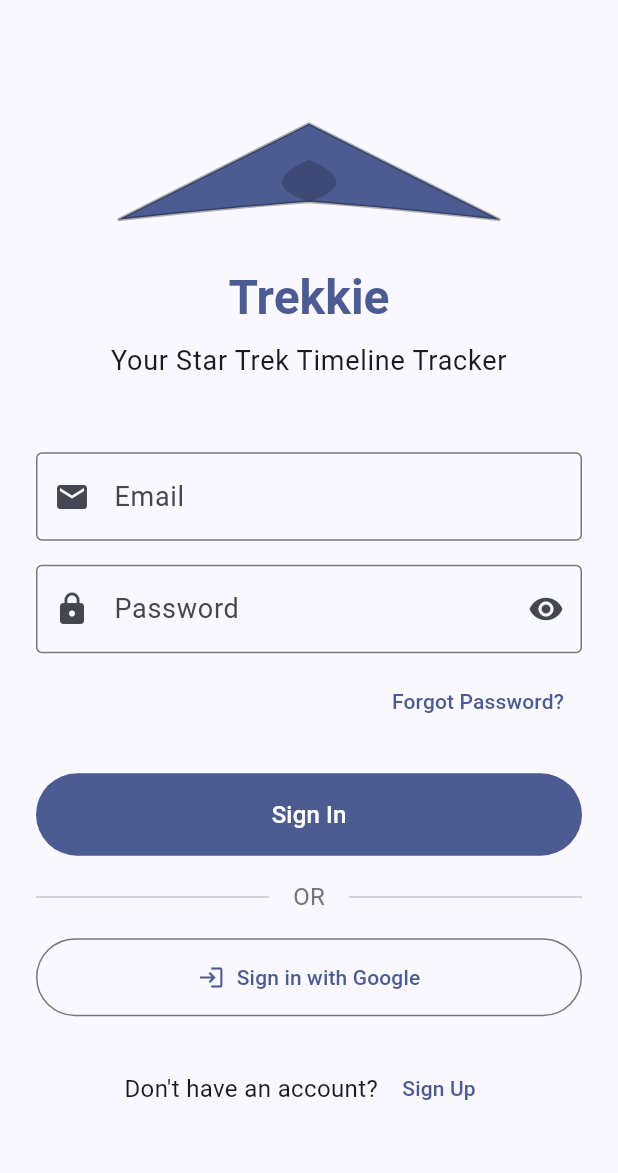
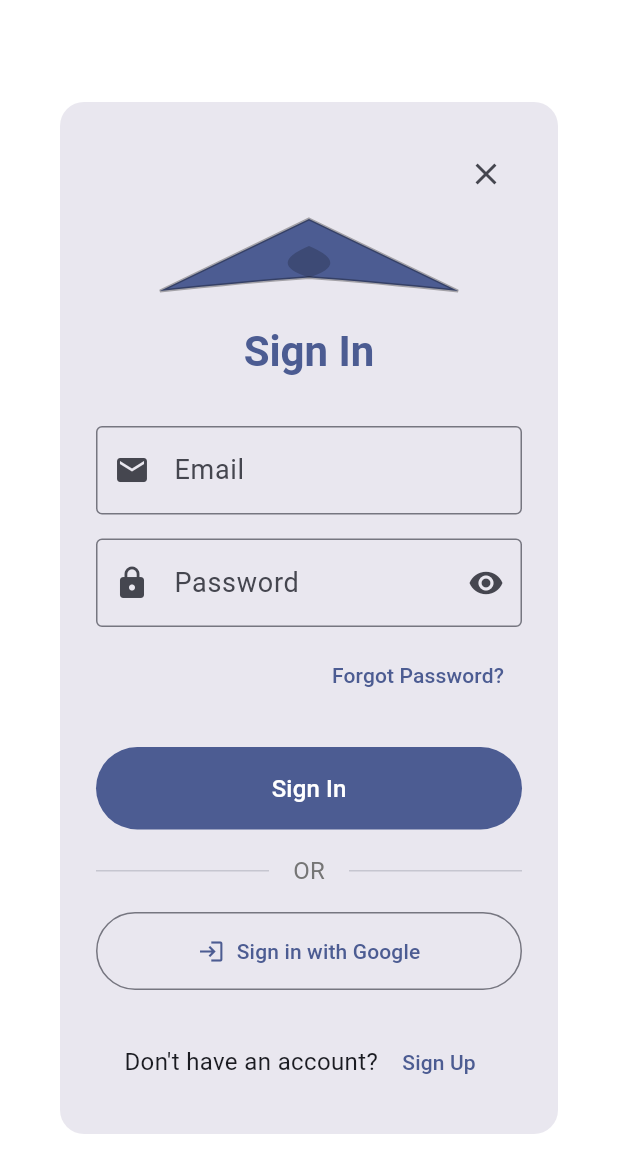
Before and after one commit to 11bDev/trekkie, a Flutter app: the screen it shows after launch, on a phone screen of 412 x 824 dp. Shown: the top 1173 px of the screen. Run offline on Flutter 3.47's test engine with Material 3 defaults, Android fonts, the phone set to English and light mode, and no system bars; our stand-ins replace cloud_firestore, firebase_auth, firebase_core, google_sign_in; accounts and stored records are empty; network calls fail.

Commit message:
UX: Convert login/signup to dialogs and add logout navigation
- Changed LoginScreen and SignupScreen from full pages to popup dialogs
  - Added close button (X) and constrained dialog sizes (500x700/750px)
  - Reduced logo sizes for cleaner popup appearance
  - Dialogs close after successful authentication before navigating to home
- Updated LandingScreen to show dialogs instead of page navigation
  - 'Get Started' button now opens signup dialog
  - 'Sign In' link now opens login dialog
  - Beautiful cosmic background remains visible behind dialogs
- Added logout navigation back to LandingScreen
  - ProfileScreen now returns to landing page after logout
  - Uses popUntil to navigate to root, which AuthWrapper shows as LandingScreen
- Improved UX with layered popup approach over cosmic landing page
- Fixes issue with stretched logo on web login screen

```diff
--- a/lib/main.dart
+++ b/lib/main.dart
@@ -88,7 +88,7 @@ class AuthWrapper extends StatelessWidget {
   @override
   Widget build(BuildContext context) {
     return StreamBuilder<User?>(
-      stream: FirebaseAuth.instance.userChanges(),
+      stream: FirebaseAuth.instance.idTokenChanges(),
       builder: (context, snapshot) {
         // Show loading while checking auth state
         if (snapshot.connectionState == ConnectionState.waiting) {
--- a/lib/screens/login_screen.dart
+++ b/lib/screens/login_screen.dart
@@ -2,6 +2,7 @@ import 'package:flutter/material.dart';
 import '../services/auth_service.dart';
 import '../widgets/star_trek_icon.dart';
 import 'signup_screen.dart';
+import '../main.dart';
 
 class LoginScreen extends StatefulWidget {
   const LoginScreen({super.key});
@@ -31,11 +32,19 @@ class _LoginScreenState extends State<LoginScreen> {
     setState(() => _isLoading = true);
 
     try {
-      await _authService.signInWithEmailPassword(
+      final result = await _authService.signInWithEmailPassword(
         _emailController.text.trim(),
         _passwordController.text,
       );
-      // Navigation handled by auth state listener in main.dart
+
+      if (result != null && mounted) {
+        // Close the dialog first
+        Navigator.of(context).pop();
+        // Navigate to home after successful login
+        Navigator.of(context).pushReplacement(
+          MaterialPageRoute(builder: (context) => const TrekkieHomePage()),
+        );
+      }
     } catch (e) {
       if (mounted) {
         ScaffoldMessenger.of(context).showSnackBar(
@@ -54,8 +63,16 @@ class _LoginScreenState extends State<LoginScreen> {
     setState(() => _isLoading = true);
 
     try {
-      await _authService.signInWithGoogle();
-      // Navigation handled by auth state listener in main.dart
+      final result = await _authService.signInWithGoogle();
+
+      if (result != null && mounted) {
+        // Close the dialog first
+        Navigator.of(context).pop();
+        // Navigate to home after successful login
+        Navigator.of(context).pushReplacement(
+          MaterialPageRoute(builder: (context) => const TrekkieHomePage()),
+        );
+      }
     } catch (e, stackTrace) {
       print('Login Screen Error: $e');
       print('Stack trace: $stackTrace');
@@ -123,38 +140,43 @@ class _LoginScreenState extends State<LoginScreen> {
 
   @override
   Widget build(BuildContext context) {
-    return Scaffold(
-      body: SafeArea(
-        child: Center(
+    return Dialog(
+      shape: RoundedRectangleBorder(borderRadius: BorderRadius.circular(16)),
+      child: Container(
+        constraints: const BoxConstraints(maxWidth: 500, maxHeight: 700),
         child: SingleChildScrollView(
           padding: const EdgeInsets.all(24.0),
           child: Form(
             key: _formKey,
             child: Column(
-                mainAxisAlignment: MainAxisAlignment.center,
+              mainAxisSize: MainAxisSize.min,
               crossAxisAlignment: CrossAxisAlignment.stretch,
               children: [
+                // Close button
+                Align(
+                  alignment: Alignment.topRight,
+                  child: IconButton(
+                    icon: const Icon(Icons.close),
+                    onPressed: () => Navigator.of(context).pop(),
+                    tooltip: 'Close',
+                  ),
+                ),
+
                 // Logo and Title
                 StarTrekIcon(
-                    size: 80,
+                  size: 60,
                   color: Theme.of(context).primaryColor,
                 ),
-                  const SizedBox(height: 24),
+                const SizedBox(height: 16),
                 Text(
-                    'Trekkie',
-                    style: Theme.of(context).textTheme.headlineLarge?.copyWith(
+                  'Sign In',
+                  style: Theme.of(context).textTheme.headlineMedium?.copyWith(
                         fontWeight: FontWeight.bold,
                         color: Theme.of(context).primaryColor,
                       ),
                   textAlign: TextAlign.center,
                 ),
-                  const SizedBox(height: 8),
-                  Text(
-                    'Your Star Trek Timeline Tracker',
-                    style: Theme.of(context).textTheme.bodyLarge,
-                    textAlign: TextAlign.center,
-                  ),
-                  const SizedBox(height: 48),
+                const SizedBox(height: 32),
 
                   // Email field
                   TextFormField(
@@ -273,11 +295,10 @@ class _LoginScreenState extends State<LoginScreen> {
                       const Text("Don't have an account? "),
                       TextButton(
                         onPressed: () {
-                          Navigator.push(
-                            context,
-                            MaterialPageRoute(
+                          Navigator.pop(context); // Close login dialog
+                          showDialog(
+                            context: context,
                             builder: (context) => const SignupScreen(),
-                            ),
                           );
                         },
                         child: const Text('Sign Up'),
@@ -289,7 +310,6 @@ class _LoginScreenState extends State<LoginScreen> {
             ),
           ),
         ),
-      ),
       );
   }
 }
--- a/lib/screens/profile_screen.dart
+++ b/lib/screens/profile_screen.dart
@@ -1,5 +1,4 @@
 import 'package:flutter/material.dart';
-import 'package:firebase_auth/firebase_auth.dart';
 import '../services/auth_service.dart';
 import '../services/firestore_service.dart';
 
@@ -102,7 +101,10 @@ class _ProfileScreenState extends State<ProfileScreen> {
 
     if (confirmed == true) {
       await _authService.signOut();
-      // Navigation handled by auth state listener
+      if (mounted) {
+        // Navigate back to root (which will be LandingScreen via AuthWrapper)
+        Navigator.of(context).popUntil((route) => route.isFirst);
+      }
     }
   }
 
--- a/lib/services/auth_service.dart
+++ b/lib/services/auth_service.dart
@@ -21,8 +21,6 @@ class AuthService {
         email: email,
         password: password,
       );
-      // Force reload to ensure auth state is updated
-      await userCredential.user?.reload();
       return userCredential;
     } on FirebaseAuthException catch (e) {
       throw _handleAuthException(e);
@@ -74,8 +72,7 @@ class AuthService {
 
       // Sign in to Firebase with the Google credential
       final userCredential = await _auth.signInWithCredential(credential);
-      // Force reload to ensure auth state is updated
-      await userCredential.user?.reload();
+
       return userCredential;
     } on FirebaseAuthException catch (e) {
       // Log detailed error for debugging
```
Also changed, not shown: lib/screens/landing_screen.dart (+7 -8 lines), lib/screens/signup_screen.dart (+39 -21 lines), 1 other file. Lines whose indentation alone changed are shown as unchanged.
